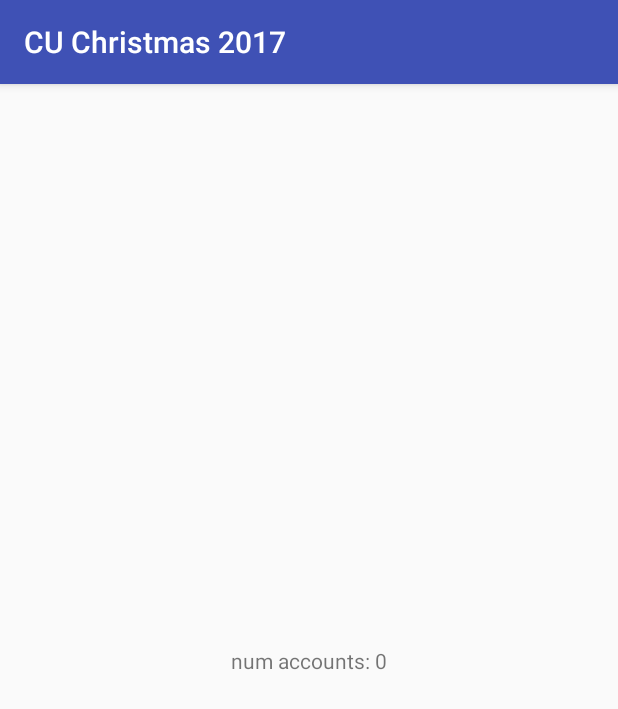
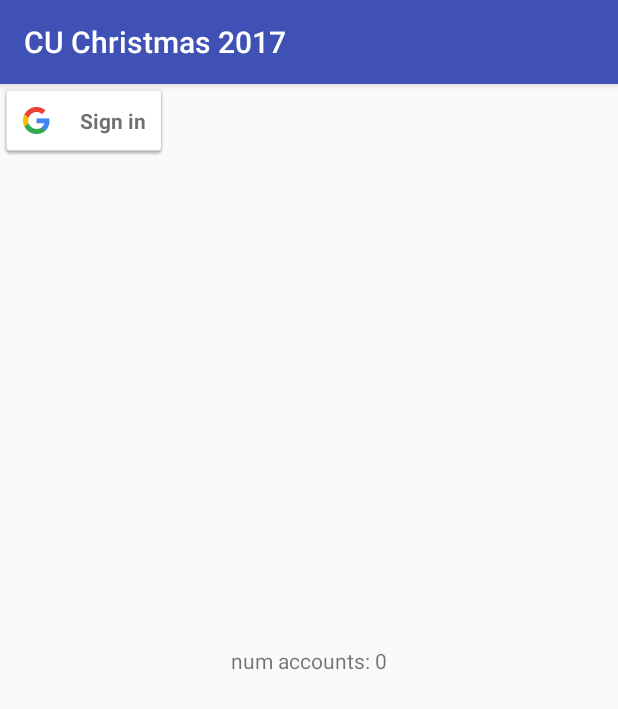
Before and after one commit to christopher-ursich/CUChristmas2017, an Android app: the screen it shows after launch (MainActivity), on a phone screen of 412 x 824 dp. Shown: the top 709 px of the screen. Run offline under Robolectric (Android 15) with nearby library versions, the phone set to English and light mode, and no system bars; 1 statement that could not run was skipped.

Commit message:
WIP: Google Sign-In

```diff
--- a/app/build.gradle
+++ b/app/build.gradle
@@ -44,3 +44,5 @@ dependencies {
     androidTestImplementation 'com.android.support.test:runner:1.0.1'
     androidTestImplementation 'com.android.support.test.espresso:espresso-core:3.0.1'
 }
+
+apply plugin: 'com.google.gms.google-services'
--- a/app/src/main/java/org/ursichfamily/apps/cuchristmas2017/MainActivity.java
+++ b/app/src/main/java/org/ursichfamily/apps/cuchristmas2017/MainActivity.java
@@ -10,7 +10,12 @@ import android.support.v4.content.ContextCompat;
 import android.support.v7.app.AppCompatActivity;
 import android.os.Bundle;
 import android.util.Log;
+import android.view.View;
 import android.widget.TextView;
+
+import com.google.android.gms.auth.api.signin.GoogleSignIn;
+import com.google.android.gms.auth.api.signin.GoogleSignInClient;
+import com.google.android.gms.auth.api.signin.GoogleSignInOptions;
 
 public class MainActivity extends AppCompatActivity {
 
@@ -20,6 +25,8 @@ public class MainActivity extends AppCompatActivity {
     protected void onCreate(Bundle savedInstanceState) {
         super.onCreate(savedInstanceState);
         setContentView(R.layout.activity_main);
+
+        findViewById(R.id.sign_in_button).setOnClickListener(this);
 
         int permCheck_getAccounts = ContextCompat.checkSelfPermission(this, Manifest.permission.GET_ACCOUNTS);
         if (permCheck_getAccounts != PackageManager.PERMISSION_GRANTED) {
@@ -42,6 +49,19 @@ public class MainActivity extends AppCompatActivity {
         //String s = "granted. num of accts = " + accounts.length + "\naccounts[0].name = " + accounts[0].name;
         tv.setText(s);
 
+        // Configure sign-in to request the user's ID and basic profile (included in DEFAULT_SIGN_IN).
+        GoogleSignInOptions gso = new GoogleSignInOptions.Builder(GoogleSignInOptions.DEFAULT_SIGN_IN).build();
+        GoogleSignInClient mGoogleSignInClient = GoogleSignIn.getClient(this, gso);
+    }
+
+    @Override
+    public void onClick(View v) {
+        switch (v.getId()) {
+            case R.id.sign_in_button:
+                signIn();
+                break;
+            // ...
+        }
     }
 
     @Override
--- a/app/src/main/res/layout/activity_main.xml
+++ b/app/src/main/res/layout/activity_main.xml
@@ -6,6 +6,10 @@
     android:layout_height="match_parent"
     tools:context="org.ursichfamily.apps.cuchristmas2017.MainActivity">
 
+    <com.google.android.gms.common.SignInButton
+        android:id="@+id/sign_in_button"
+        android:layout_width="wrap_content"
+        android:layout_height="wrap_content" />
     <TextView
         android:id="@+id/words"
         android:layout_width="wrap_content"
--- a/build.gradle
+++ b/build.gradle
@@ -8,7 +8,7 @@ buildscript {
     }
     dependencies {
         classpath 'com.android.tools.build:gradle:3.0.1'
-
+        classpath 'com.google.gms:google-services:3.1.0'
 
         // NOTE: Do not place your application dependencies here; they belong
         // in the individual module build.gradle files
```
Also changed, not shown: 1 other file.
